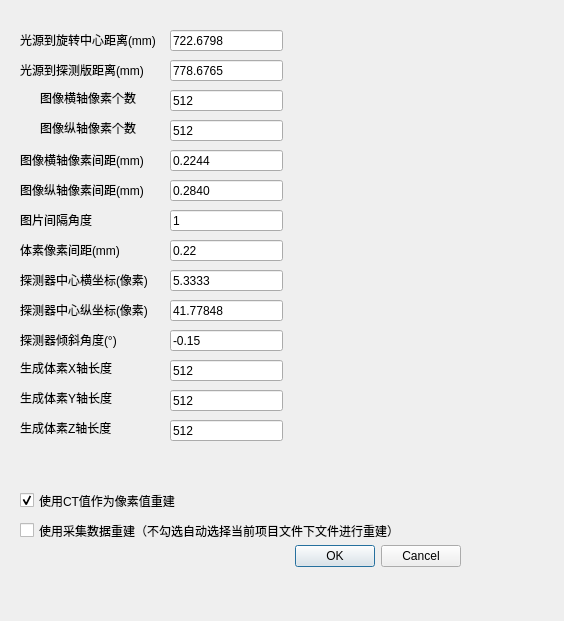
The window that qt_gui/reconstruction.ui (foodszhang/pyct) describes before a commit, drawn with Qt 5.
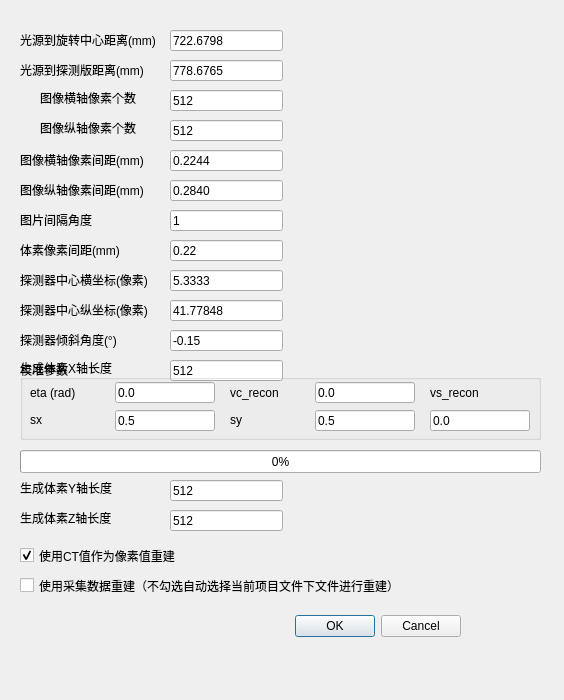
The same window after the commit.

Commit message: GUI改进：日志面板、进度反馈、线程安全、校准参数可视化

Patch:
```diff
--- a/qt_gui/reconstruction.ui
+++ b/qt_gui/reconstruction.ui
@@ -7,17 +7,49 @@
     <x>0</x>
     <y>0</y>
     <width>564</width>
-    <height>621</height>
+     <height>700</height>
    </rect>
   </property>
   <property name="windowTitle">
    <string>重建参数选择</string>
   </property>
+   <widget class="QLabel" name="reconStageLabel">
+    <property name="geometry">
+     <rect>
+      <x>20</x>
+      <y>430</y>
+      <width>521</width>
+      <height>16</height>
+     </rect>
+    </property>
+    <property name="text">
+     <string></string>
+    </property>
+    <property name="alignment">
+     <set>Qt::AlignCenter</set>
+    </property>
+   </widget>
+   <widget class="QProgressBar" name="reconProgressBar">
+    <property name="geometry">
+     <rect>
+      <x>20</x>
+      <y>450</y>
+      <width>521</width>
+      <height>23</height>
+     </rect>
+    </property>
+    <property name="value">
+     <number>0</number>
+    </property>
+    <property name="textVisible">
+     <bool>true</bool>
+    </property>
+   </widget>
   <widget class="QDialogButtonBox" name="buttonBox">
    <property name="geometry">
     <rect>
      <x>120</x>
-     <y>540</y>
+      <y>610</y>
      <width>341</width>
      <height>32</height>
     </rect>
@@ -263,19 +295,6 @@
     <string>0.22</string>
    </property>
   </widget>
-  <widget class="QCheckBox" name="useScanCheckBox">
-   <property name="geometry">
-    <rect>
-     <x>20</x>
-     <y>520</y>
-     <width>391</width>
-     <height>21</height>
-    </rect>
-   </property>
-   <property name="text">
-    <string>使用采集数据重建（不勾选自动选择当前项目文件下文件进行重建）</string>
-   </property>
-  </widget>
   <widget class="QLabel" name="label_10">
    <property name="geometry">
     <rect>
@@ -354,11 +373,154 @@
     <string>探测器倾斜角度(°)</string>
    </property>
   </widget>
+   <widget class="QGroupBox" name="groupBoxCalib">
+    <property name="geometry">
+     <rect>
+      <x>20</x>
+      <y>360</y>
+      <width>521</width>
+      <height>80</height>
+     </rect>
+    </property>
+    <property name="title">
+     <string>校准参数</string>
+    </property>
+    <widget class="QLabel" name="label_eta">
+     <property name="geometry">
+      <rect>
+       <x>10</x>
+       <y>25</y>
+       <width>80</width>
+       <height>16</height>
+      </rect>
+     </property>
+     <property name="text">
+      <string>eta (rad)</string>
+     </property>
+    </widget>
+    <widget class="QLineEdit" name="etaLineEdit">
+     <property name="geometry">
+      <rect>
+       <x>95</x>
+       <y>22</y>
+       <width>100</width>
+       <height>21</height>
+      </rect>
+     </property>
+     <property name="text">
+      <string>0.0</string>
+     </property>
+    </widget>
+    <widget class="QLabel" name="label_vc">
+     <property name="geometry">
+      <rect>
+       <x>210</x>
+       <y>25</y>
+       <width>80</width>
+       <height>16</height>
+      </rect>
+     </property>
+     <property name="text">
+      <string>vc_recon</string>
+     </property>
+    </widget>
+    <widget class="QLineEdit" name="vcLineEdit">
+     <property name="geometry">
+      <rect>
+       <x>295</x>
+       <y>22</y>
+       <width>100</width>
+       <height>21</height>
+      </rect>
+     </property>
+     <property name="text">
+      <string>0.0</string>
+     </property>
+    </widget>
+    <widget class="QLabel" name="label_vs">
+     <property name="geometry">
+      <rect>
+       <x>410</x>
+       <y>25</y>
+       <width>80</width>
+       <height>16</height>
+      </rect>
+     </property>
+     <property name="text">
+      <string>vs_recon</string>
+     </property>
+    </widget>
+    <widget class="QLineEdit" name="vsLineEdit">
+     <property name="geometry">
+      <rect>
+       <x>410</x>
+       <y>50</y>
+       <width>100</width>
+       <height>21</height>
+      </rect>
+     </property>
+     <property name="text">
+      <string>0.0</string>
+     </property>
+    </widget>
+    <widget class="QLabel" name="label_sx">
+     <property name="geometry">
+      <rect>
+       <x>10</x>
+       <y>52</y>
+       <width>80</width>
+       <height>16</height>
+      </rect>
+     </property>
+     <property name="text">
+      <string>sx</string>
+     </property>
+    </widget>
+    <widget class="QLineEdit" name="sxLineEdit">
+     <property name="geometry">
+      <rect>
+       <x>95</x>
+       <y>50</y>
+       <width>100</width>
+       <height>21</height>
+      </rect>
+     </property>
+     <property name="text">
+      <string>0.5</string>
+     </property>
+    </widget>
+    <widget class="QLabel" name="label_sy">
+     <property name="geometry">
+      <rect>
+       <x>210</x>
+       <y>52</y>
+       <width>80</width>
+       <height>16</height>
+      </rect>
+     </property>
+     <property name="text">
+      <string>sy</string>
+     </property>
+    </widget>
+    <widget class="QLineEdit" name="syLineEdit">
+     <property name="geometry">
+      <rect>
+       <x>295</x>
+       <y>50</y>
+       <width>100</width>
+       <height>21</height>
+      </rect>
+     </property>
+     <property name="text">
+      <string>0.5</string>
+     </property>
+    </widget>
+   </widget>
   <widget class="QCheckBox" name="useCTHUCheckBox">
    <property name="geometry">
     <rect>
      <x>20</x>
-     <y>490</y>
+      <y>545</y>
      <width>391</width>
      <height>21</height>
     </rect>
@@ -370,11 +532,24 @@
     <bool>true</bool>
    </property>
   </widget>
+   <widget class="QCheckBox" name="useScanCheckBox">
+    <property name="geometry">
+     <rect>
+      <x>20</x>
+      <y>575</y>
+      <width>391</width>
+      <height>21</height>
+     </rect>
+    </property>
+    <property name="text">
+     <string>使用采集数据重建（不勾选自动选择当前项目文件下文件进行重建）</string>
+    </property>
+   </widget>
   <widget class="QLineEdit" name="voxelSizeYLineEdit">
    <property name="geometry">
     <rect>
      <x>170</x>
-     <y>390</y>
+      <y>480</y>
      <width>113</width>
      <height>21</height>
     </rect>
@@ -387,7 +562,7 @@
    <property name="geometry">
     <rect>
      <x>20</x>
-     <y>390</y>
+      <y>480</y>
      <width>111</width>
      <height>16</height>
     </rect>
@@ -400,7 +575,7 @@
    <property name="geometry">
     <rect>
      <x>20</x>
-     <y>420</y>
+      <y>510</y>
      <width>111</width>
      <height>16</height>
     </rect>
@@ -413,7 +588,7 @@
    <property name="geometry">
     <rect>
      <x>170</x>
-     <y>420</y>
+      <y>510</y>
      <width>113</width>
      <height>21</height>
     </rect>
```
Lines whose indentation alone changed are shown as unchanged. The commit also changes 5 other files.
